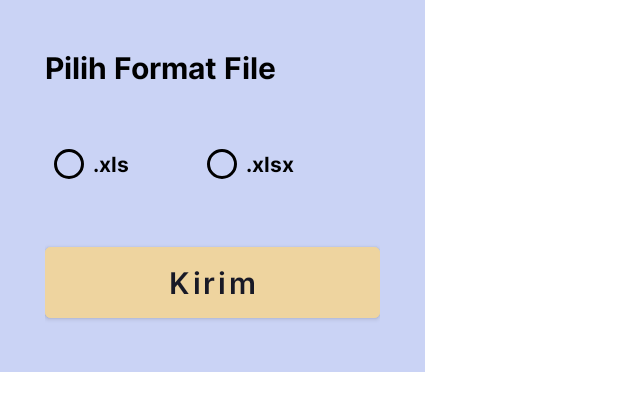
After one commit to MuhLibri/BondoMan, an Android app: the layout fragment_send_transaction_dialog.xml on its own in the app's theme, with its tools: preview values and no code run, on a phone screen of 412 x 824 dp. The commit adds this screen. Shown: the top 411 px of the screen. Run offline under Robolectric (Android 15) with nearby library versions, the phone set to English and light mode, and no system bars.

Commit message:
feat: add send email functionality

```diff
--- /dev/null
+++ b/app/src/main/res/layout/fragment_send_transaction_dialog.xml
@@ -0,0 +1,70 @@
+<?xml version="1.0" encoding="utf-8"?>
+<androidx.constraintlayout.widget.ConstraintLayout xmlns:android="http://schemas.android.com/apk/res/android"
+    xmlns:app="http://schemas.android.com/apk/res-auto"
+    xmlns:tools="http://schemas.android.com/tools"
+    android:layout_width="wrap_content"
+    android:layout_height="wrap_content"
+    android:background="@color/light_blue"
+    android:padding="30dp"
+    >
+
+    <TextView
+        android:id="@+id/textView"
+        android:layout_width="195dp"
+        android:layout_height="30dp"
+        android:fontFamily="@font/inter_bold"
+        android:text="Pilih Format File"
+        android:textColor="@color/black"
+        android:textSize="20dp"
+        app:layout_constraintEnd_toEndOf="parent"
+        app:layout_constraintHorizontal_bias="0.0"
+        app:layout_constraintStart_toStartOf="parent"
+        app:layout_constraintTop_toTopOf="parent"
+        tools:ignore="HardcodedText" />
+
+    <RadioGroup
+        android:id="@+id/radioGroup"
+        android:layout_width="wrap_content"
+        android:layout_height="wrap_content"
+        android:layout_marginTop="25dp"
+        android:orientation="horizontal"
+        app:layout_constraintStart_toStartOf="@+id/textView"
+        app:layout_constraintTop_toBottomOf="@+id/textView">
+
+        <RadioButton
+            android:id="@+id/xlsOption"
+            android:layout_width="102dp"
+            android:layout_height="match_parent"
+            android:text=".xls"
+            android:fontFamily="@font/inter_bold"
+            android:buttonTint="@color/black"
+            tools:ignore="HardcodedText" />
+
+        <RadioButton
+            android:id="@+id/xlsxOption"
+            android:layout_width="102dp"
+            android:layout_height="match_parent"
+            android:text=".xlsx"
+            android:fontFamily="@font/inter_bold"
+            android:buttonTint="@color/black"
+            tools:ignore="HardcodedText" />
+    </RadioGroup>
+
+    <Button
+        android:id="@+id/sendButton"
+        android:layout_width="223dp"
+        android:layout_height="59dp"
+        android:layout_gravity="center"
+        android:layout_marginTop="25dp"
+        android:backgroundTint="@color/pale_yellow"
+        android:fontFamily="@font/inter_semi_bold"
+        android:text="Kirim"
+        android:textAllCaps="false"
+        android:textColor="@color/crust_blue"
+        android:textSize="20sp"
+        app:layout_constraintEnd_toEndOf="parent"
+        app:layout_constraintStart_toStartOf="parent"
+        app:layout_constraintTop_toBottomOf="@+id/radioGroup"
+        tools:ignore="HardcodedText" />
+
+</androidx.constraintlayout.widget.ConstraintLayout>
--- /dev/null
+++ b/app/src/main/res/xml/file_paths.xml
@@ -0,0 +1,4 @@
+<?xml version="1.0" encoding="utf-8"?>
+<paths xmlns:android="http://schemas.android.com/apk/res/android">
+    <external-path name="external_files" path="."/>
+</paths>
```
Also changed, not shown: app/src/main/AndroidManifest.xml (+10 -0 lines), app/src/main/java/com/sleepee/bondoman/data/util/TransactionUtils.kt (+80 -0 lines), app/src/main/java/com/sleepee/bondoman/presentation/fragment/SaveTransactionDialogFragment.kt (+8 -87 lines), app/src/main/java/com/sleepee/bondoman/presentation/fragment/SendTransactionDialogFragment.kt (added, +90 -0 lines), app/src/main/java/com/sleepee/bondoman/presentation/fragment/SettingsFragment.kt (+24 -7 lines).
